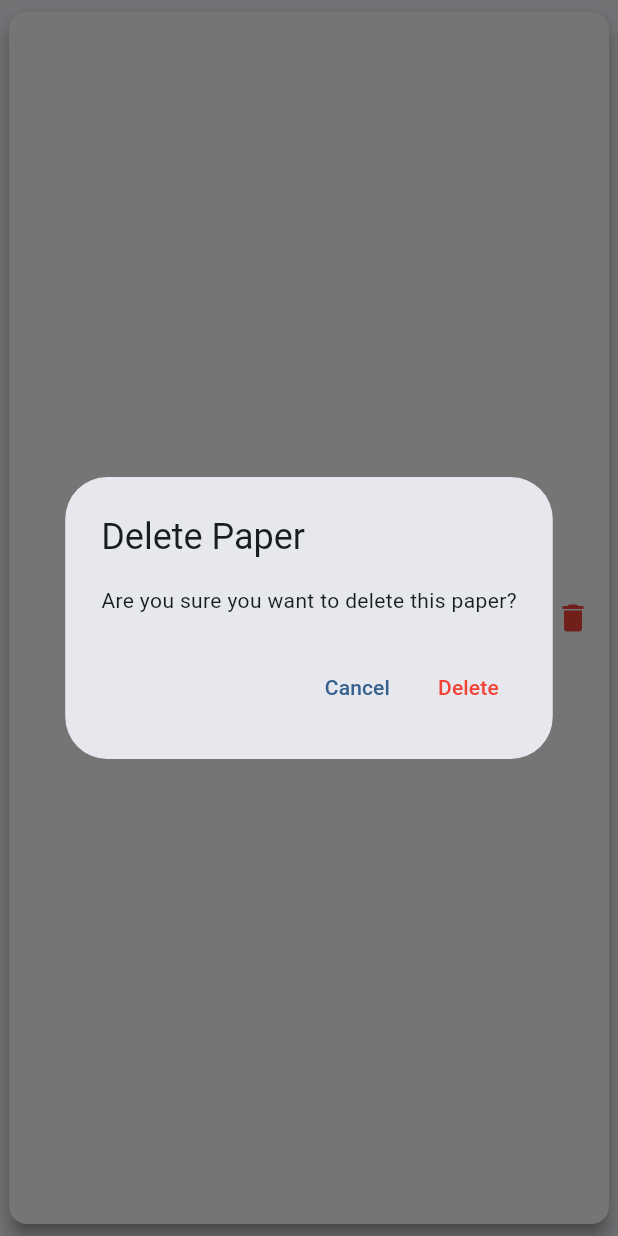
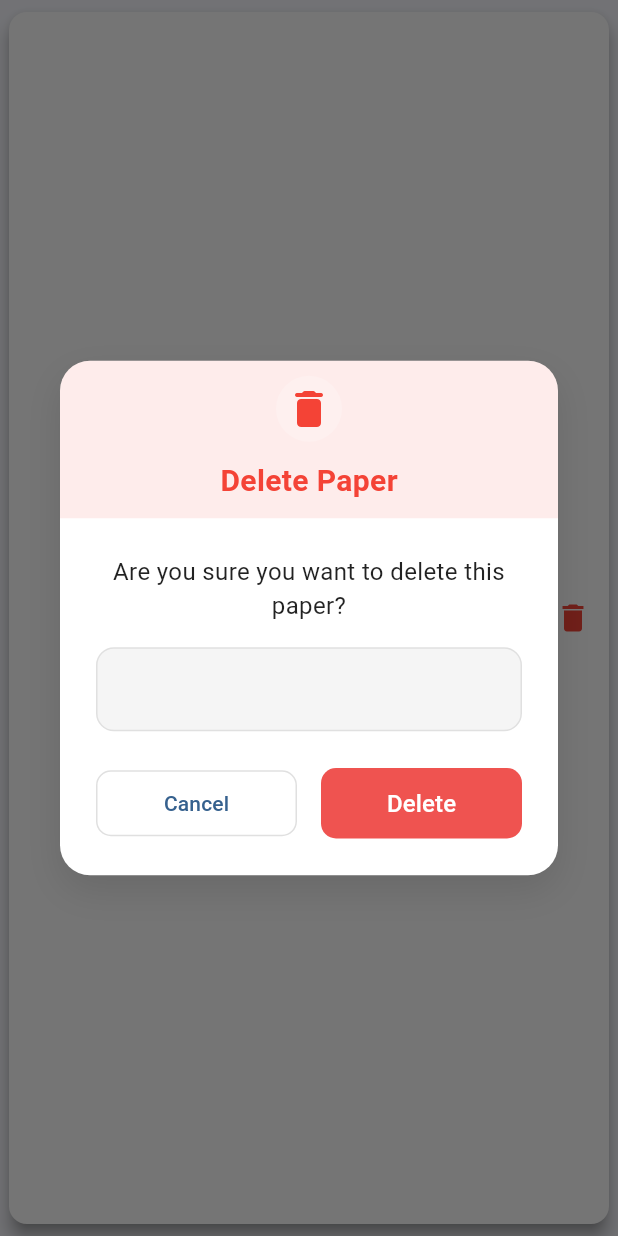
Before and after one commit to Pi-Dev-0/Pi-QBank, a Flutter app: the DownloadedPaperCard widget shown alone on an empty page, opened directly with empty values, after a tap on the "delete" icon, on a phone screen of 412 x 824 dp. Run offline on Flutter 3.47's test engine with Material 3 defaults, Android fonts, the phone set to English and light mode, and no system bars; our stand-ins replace connectivity_plus, file_picker, logger, open_file, share_plus, shared_preferences and 1 more; missing offline and left inert: flutter_tex, syncfusion_flutter_pdfviewer; accounts and stored records are empty; network calls fail; Roboto replaces fonts that are missing (HindSiliguri).

Commit message:
Add delete confirmation dialog for downloaded papers; refactor deletion handling in DownloadedPaperCard

```diff
--- a/lib/pages/downloaded_papers_page.dart
+++ b/lib/pages/downloaded_papers_page.dart
@@ -177,8 +177,8 @@ class _DownloadedPapersPageState extends State<DownloadedPapersPage> {
                                     examYear: paper.examYear,
                                     category: paper.category,
                                     filePath: paper.filePath,
-                                    onDeleted: () async {
-                                      await DownloadedPapersRegistry()
+                                    onDeleted: () {
+                                      DownloadedPapersRegistry()
                                           .removeDownloadedPaper(
                                               paper.filePath);
                                       _loadDownloadedPapers();
--- /dev/null
+++ b/lib/widgets/delete_confirmation_dialog.dart
@@ -0,0 +1,165 @@
+import 'package:flutter/material.dart';
+
+Future<bool?> showDeleteConfirmationDialog({
+  required BuildContext context,
+  String title = 'Delete Item',
+  String message = 'Are you sure you want to delete this item?',
+  String? paperTitle,
+  String? paperSubtitle,
+}) {
+  return showDialog<bool>(
+    context: context,
+    builder: (context) => Dialog(
+      shape: RoundedRectangleBorder(
+        borderRadius: BorderRadius.circular(20),
+      ),
+      elevation: 0,
+      backgroundColor: Colors.transparent,
+      child: Container(
+        decoration: BoxDecoration(
+          color: Colors.white,
+          borderRadius: BorderRadius.circular(20),
+          boxShadow: [
+            BoxShadow(
+              color: Colors.black.withOpacity(0.1),
+              blurRadius: 20,
+              offset: const Offset(0, 10),
+            ),
+          ],
+        ),
+        child: Column(
+          mainAxisSize: MainAxisSize.min,
+          children: [
+            Container(
+              padding: const EdgeInsets.symmetric(vertical: 10),
+              decoration: BoxDecoration(
+                color: Colors.red.withOpacity(0.1),
+                borderRadius:
+                    const BorderRadius.vertical(top: Radius.circular(20)),
+              ),
+              child: Center(
+                child: Column(
+                  children: [
+                    Container(
+                      padding: const EdgeInsets.all(6),
+                      decoration: BoxDecoration(
+                        color: Colors.white.withOpacity(0.2),
+                        shape: BoxShape.circle,
+                      ),
+                      child: Icon(
+                        Icons.delete_rounded,
+                        color: Colors.red,
+                        size: 32,
+                      ),
+                    ),
+                    const SizedBox(height: 12),
+                    Text(
+                      title,
+                      style: TextStyle(
+                        fontSize: 20,
+                        fontWeight: FontWeight.bold,
+                        color: Colors.red,
+                      ),
+                    ),
+                  ],
+                ),
+              ),
+            ),
+            Padding(
+              padding: const EdgeInsets.all(24),
+              child: Column(
+                children: [
+                  Text(
+                    message,
+                    textAlign: TextAlign.center,
+                    style: const TextStyle(
+                      fontSize: 16,
+                      color: Colors.black87,
+                    ),
+                  ),
+                  if (paperTitle != null) ...[
+                    const SizedBox(height: 16),
+                    Container(
+                      width: double.infinity,
+                      padding: const EdgeInsets.all(16),
+                      decoration: BoxDecoration(
+                        color: Colors.grey.shade100,
+                        borderRadius: BorderRadius.circular(12),
+                        border: Border.all(
+                          color: Colors.grey.shade300,
+                        ),
+                      ),
+                      child: Column(
+                        children: [
+                          Text(
+                            paperTitle,
+                            textAlign: TextAlign.center,
+                            style: const TextStyle(
+                              fontSize: 15,
+                              fontWeight: FontWeight.bold,
+                            ),
+                          ),
+                          if (paperSubtitle != null && paperSubtitle.isNotEmpty)
+                            Padding(
+                              padding: const EdgeInsets.only(top: 4),
+                              child: Text(
+                                paperSubtitle,
+                                style: TextStyle(
+                                  fontSize: 13,
+                                  color: Colors.grey.shade600,
+                                ),
+                              ),
+                            ),
+                        ],
+                      ),
+                    ),
+                  ],
+                  const SizedBox(height: 24),
+                  Row(
+                    children: [
+                      Expanded(
+                        child: OutlinedButton(
+                          onPressed: () => Navigator.pop(context, false),
+                          style: OutlinedButton.styleFrom(
+                            padding: const EdgeInsets.symmetric(vertical: 12),
+                            side: BorderSide(color: Colors.grey.shade300),
+                            shape: RoundedRectangleBorder(
+                              borderRadius: BorderRadius.circular(10),
+                            ),
+                          ),
+                          child: const Text('Cancel'),
+                        ),
+                      ),
+                      const SizedBox(width: 16),
+                      Expanded(
+                        child: ElevatedButton(
+                          onPressed: () => Navigator.pop(context, true),
+                          style: ElevatedButton.styleFrom(
+                            backgroundColor: Colors.red.shade400,
+                            foregroundColor: Colors.white,
+                            elevation: 0,
+                            padding: const EdgeInsets.symmetric(vertical: 12),
+                            shape: RoundedRectangleBorder(
+                              borderRadius: BorderRadius.circular(10),
+                            ),
+                          ),
+                          child: const Text(
+                            'Delete',
+                            style: TextStyle(
+                              fontSize: 16,
+                              fontWeight: FontWeight.w500,
+                            ),
+                          ),
+                        ),
+                      ),
+                    ],
+                  ),
+                ],
+              ),
+            ),
+          ],
+        ),
+      ),
+    ),
+  );
+}
--- a/lib/widgets/downloaded_paper_card.dart
+++ b/lib/widgets/downloaded_paper_card.dart
@@ -1,6 +1,7 @@
 import 'package:flutter/material.dart';
 import 'dart:io';
 import '../pages/pdf_viewer_page.dart';
+import '../widgets/delete_confirmation_dialog.dart';
 
 class DownloadedPaperCard extends StatelessWidget {
   final String title;
@@ -32,42 +33,21 @@ class DownloadedPaperCard extends StatelessWidget {
     );
   }
 
-  Future<void> _deletePaper(BuildContext context) async {
-    final confirmed = await showDialog<bool>(
+  void _handleDelete(BuildContext context) async {
+    final shouldDelete = await showDeleteConfirmationDialog(
       context: context,
-      builder: (context) => AlertDialog(
-        title: const Text('Delete Paper'),
-        content: const Text('Are you sure you want to delete this paper?'),
-        actions: [
-          TextButton(
-            onPressed: () => Navigator.pop(context, false),
-            child: const Text('Cancel'),
-          ),
-          TextButton(
-            onPressed: () => Navigator.pop(context, true),
-            child: const Text('Delete', style: TextStyle(color: Colors.red)),
-          ),
-        ],
-      ),
+      title: 'Delete Paper',
+      message: 'Are you sure you want to delete this paper?',
+      paperTitle: title,
+      paperSubtitle: subtitle,
     );
 
-    if (confirmed == true) {
+    if (shouldDelete == true) {
       try {
         final file = File(filePath);
         if (await file.exists()) {
           await file.delete();
           onDeleted();
-          if (context.mounted) {
-            ScaffoldMessenger.of(context).showSnackBar(
-              const SnackBar(
-                content: Text(
-                  'Paper deleted successfully',
-                  style: TextStyle(color: Colors.white),
-                ),
-                backgroundColor: Colors.red,
-              ),
-            );
-          }
         }
       } catch (e) {
         if (context.mounted) {
@@ -118,7 +98,8 @@ class DownloadedPaperCard extends StatelessWidget {
                     Padding(
                       padding: const EdgeInsets.only(top: 4),
                       child: Container(
-                        padding: const EdgeInsets.symmetric(horizontal: 8, vertical: 2),
+                        padding: const EdgeInsets.symmetric(
+                            horizontal: 8, vertical: 2),
                         decoration: BoxDecoration(
                           color: Colors.blue[100],
                           borderRadius: BorderRadius.circular(12),
@@ -164,7 +145,7 @@ class DownloadedPaperCard extends StatelessWidget {
                 ),
                 IconButton(
                   icon: const Icon(Icons.delete, color: Colors.red),
-                  onPressed: () => _deletePaper(context),
+                  onPressed: () => _handleDelete(context),
                 ),
               ],
             ),
```
